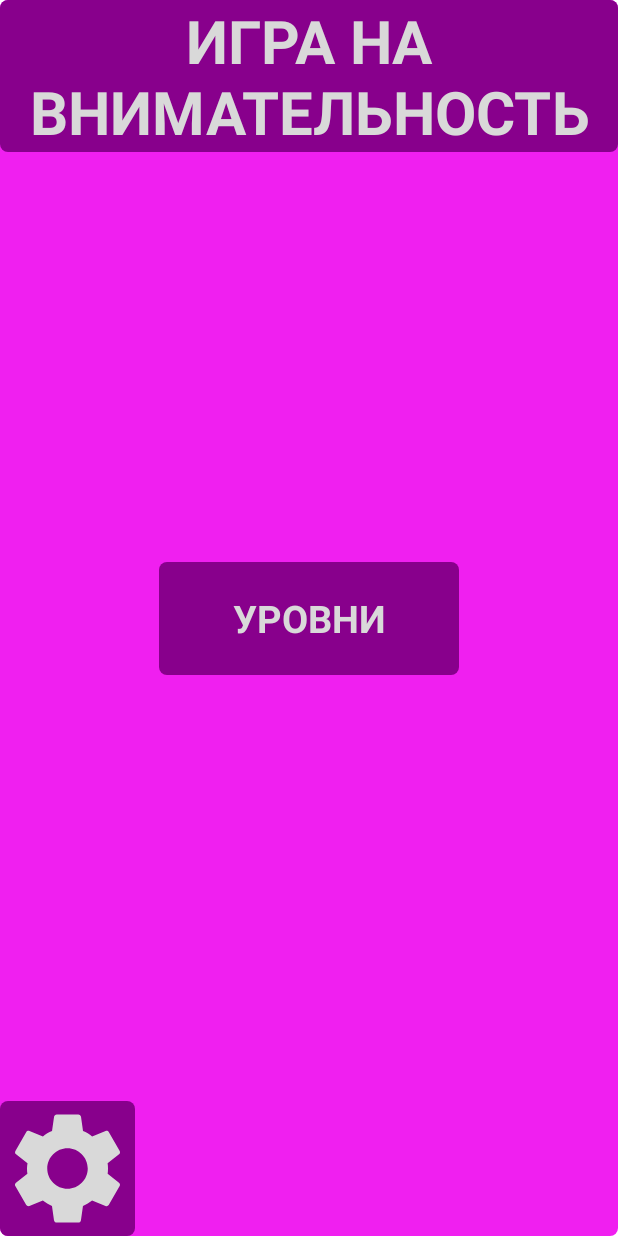
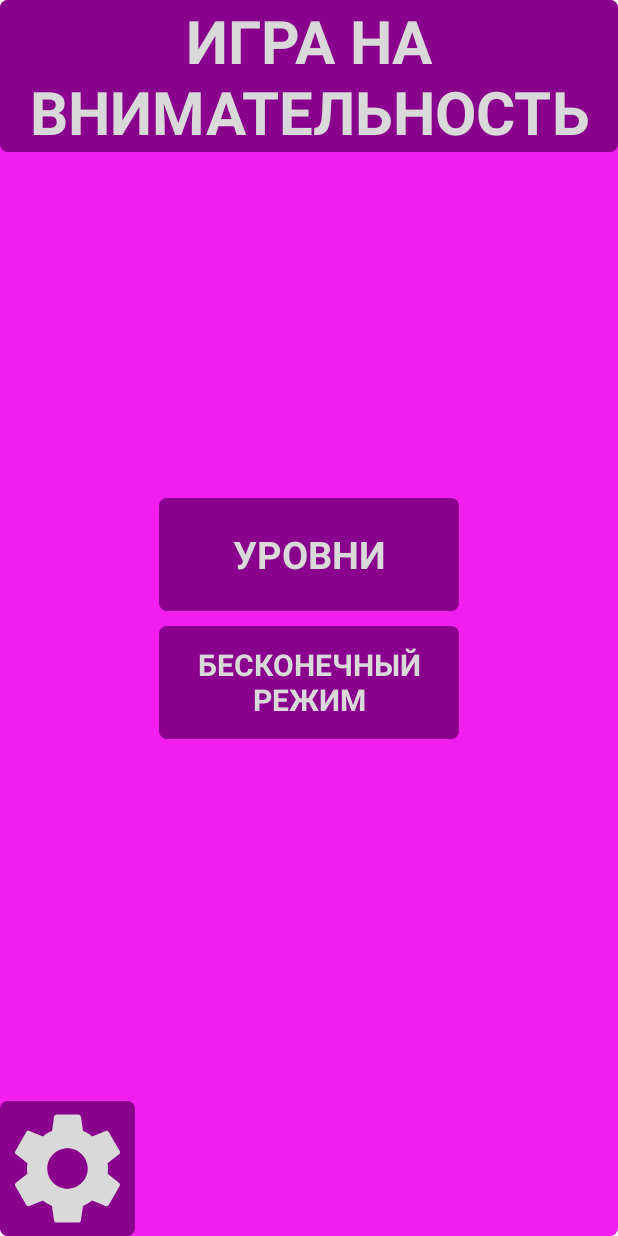
Before and after one commit to L1ghtSaber/MindfulnessGame, an Android app: the screen it shows after launch (MainMenuActivity), on a phone screen of 412 x 824 dp. Run offline under Robolectric (Android 15) with nearby library versions, the light colour scheme and no system bars.

Commit message:
Добавлен бесконечный режим, исправлены баги

```diff
--- a/app/src/main/java/com/example/mindfulnessgame/Level.java
+++ b/app/src/main/java/com/example/mindfulnessgame/Level.java
@@ -33,7 +33,10 @@ public class Level implements Serializable {
         int image = 0;
         while (!isExtra) {
             image = allowedImages.get(rand)[(int) (Math.random() * allowedImages.get(rand).length)];
-            for (Integer integer: images) isExtra = image != integer;
+            for (int i = 0; i < images.length; i++) {
+                isExtra = image != images[i];
+                if (!isExtra) break;
+            }
         }
         return image;
     }
--- a/app/src/main/java/com/example/mindfulnessgame/SettingsActivity.java
+++ b/app/src/main/java/com/example/mindfulnessgame/SettingsActivity.java
@@ -16,6 +16,7 @@ import android.widget.ListView;
 
 import androidx.appcompat.app.AppCompatActivity;
 
+import java.util.ArrayList;
 import java.util.Map;
 import java.util.TreeMap;
 
@@ -23,9 +24,6 @@ public class SettingsActivity extends AppCompatActivity {
 
     static final String BACKGROUND_COLOR = "backgroundColor";
     static final String TEXT_BACKGROUND_COLOR = "textBackgroundColor";
-    static final String ALLOWED_IMAGES = "allowedImages";
-    static final String GEOMETRIC_FIGURES = "Геометричесике фигуры";
-    static final String LOGOS = "Логотипы";
 
     ListView bgColors, textBgColors;
     ImageView chosenColor;
@@ -41,7 +39,7 @@ public class SettingsActivity extends AppCompatActivity {
             new Color("#5c5c5c"), new Color("#2b2b2b")  // серые
     };
 
-    static TreeMap<String, int[]> images = new TreeMap<>();
+    static ArrayList<int[]> images = new ArrayList<>();
 
     @Override
     protected void onCreate(Bundle savedInstanceState) {
@@ -80,23 +78,18 @@ public class SettingsActivity extends AppCompatActivity {
     }
 
     public static void fillImages() {
-        images.put(GEOMETRIC_FIGURES, new int[]{
+        images.add(new int[]{
                 R.mipmap.yellow_square_foreground, R.mipmap.orange_square_foreground, R.mipmap.red_square_foreground,
                 R.mipmap.blue_circle_foreground, R.mipmap.blue_capsule_foreground, R.mipmap.blue_elipse_foreground,
                 R.mipmap.green_triangle_0_foreground, R.mipmap.green_triangle_90_foreground, R.mipmap.green_triangle_180_foreground,
                 R.mipmap.pueple_rhombus_0_foreground, R.mipmap.pueple_rhombus_90_foreground, R.mipmap.cyan_hexagon_0_foreground,
                 R.mipmap.cyan_hexagon_90_foreground, R.mipmap.yellow_star_foreground, R.mipmap.orange_star_foreground
         });
-        images.put(LOGOS, new int[]{
+        images.add(new int[]{
                 R.mipmap.it_cube_logo_foreground, R.mipmap.samsung_logo_foreground, R.mipmap.it_school_logo_foreground,
                 R.mipmap.windows_logo_foreground, R.mipmap.java_logo_foreground, R.mipmap.android_logo_foreground,
                 R.mipmap.jetbrains_logo_foreground
         });
-
-        String allowedImages = "";
-        for (Map.Entry<String, int[]> entry: images.entrySet()) allowedImages += entry.getKey() + "|";
-        MainMenuActivity.editor.putString(ALLOWED_IMAGES, allowedImages);
-        MainMenuActivity.editor.commit();
     }
 
     public void exitToMainMenu(View view) {
--- a/app/src/main/res/layout/activity_main_menu.xml
+++ b/app/src/main/res/layout/activity_main_menu.xml
@@ -10,20 +10,26 @@
     android:background="@drawable/background"
     tools:context=".MainMenuActivity">
 
-    <FrameLayout
+
+    <LinearLayout
         android:layout_width="200dp"
-        android:layout_height="75dp"
+        android:layout_height="wrap_content"
+        android:orientation="vertical"
         app:layout_constraintBottom_toBottomOf="parent"
         app:layout_constraintLeft_toLeftOf="parent"
         app:layout_constraintRight_toRightOf="parent"
         app:layout_constraintTop_toTopOf="parent">
+
+        <FrameLayout
+            android:layout_width="match_parent"
+            android:layout_height="75dp">
 
             <ImageButton
                 android:id="@+id/levels_IB"
                 android:layout_width="200dp"
                 android:layout_height="75dp"
                 android:background="@drawable/rounded_shape"
-            android:onClick="levels"/>
+                android:onClick="openLevels"/>
 
             <TextView
                 android:layout_width="match_parent"
@@ -35,6 +41,34 @@
                 android:textColor="#d9d9d9"/>
 
         </FrameLayout>
+
+        <TextView
+            android:layout_width="match_parent"
+            android:layout_height="10dp"/>
+
+        <FrameLayout
+            android:layout_width="match_parent"
+            android:layout_height="75dp">
+
+            <ImageButton
+                android:id="@+id/infinite_mode_IB"
+                android:layout_width="200dp"
+                android:layout_height="75dp"
+                android:background="@drawable/rounded_shape"
+                android:onClick="startInfiniteGame"/>
+
+            <TextView
+                android:layout_width="match_parent"
+                android:layout_height="match_parent"
+                android:text="@string/infinite_mode"
+                android:textSize="20sp"
+                android:gravity="center"
+                android:textStyle="bold"
+                android:textColor="#d9d9d9"/>
+
+        </FrameLayout>
+
+    </LinearLayout>
 
     <TextView
         android:id="@+id/mindfulness_game_TV"
--- a/app/src/main/res/values/strings.xml
+++ b/app/src/main/res/values/strings.xml
@@ -11,4 +11,5 @@
     <string name="text_bg_color">ЦВЕТ ФОНА ТЕКСТА</string>
     <string name="save_changes">СОХРАНИТЬ ИЗМЕНЕНИЯ</string>
     <string name="chosen_color">ВЫБРАННЫЙ ЦВЕТ</string>
+    <string name="infinite_mode">БЕСКОНЕЧНЫЙ РЕЖИМ</string>
 </resources>
```
Also changed, not shown: app/src/main/java/com/example/mindfulnessgame/LevelsActivity.java (+3 -14 lines), app/src/main/java/com/example/mindfulnessgame/MainActivity.java (+10 -7 lines), app/src/main/java/com/example/mindfulnessgame/MainMenuActivity.java (+22 -2 lines), app/src/main/res/layout/activity_levels.xml (+25 -1 lines). Lines whose indentation alone changed are shown as unchanged.
